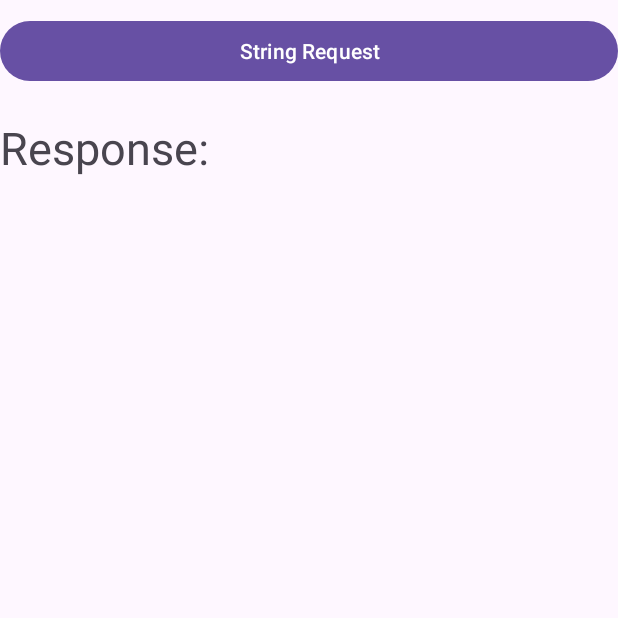
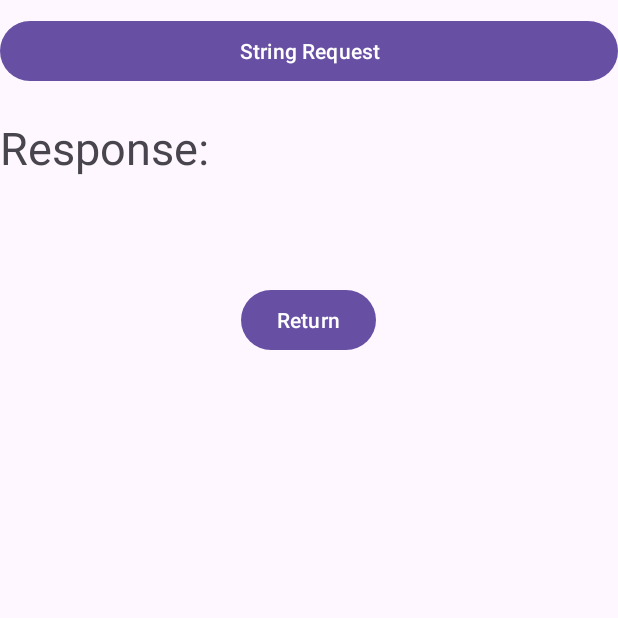
Before and after one commit to carterscott344/309-BashZones, an Android app: the StringReqActivity screen opened directly, with no data from a screen before it, on a phone screen of 412 x 824 dp, the top half of it. Run offline under Robolectric (Android 15) with nearby library versions, the phone set to English and light mode, and no system bars; our stand-ins replace Volley.

Commit message:
Modified given example

```diff
--- a/Experiments/cas375/MiniAssignment1/tutorials-android_unit2_1_volley/AndroidExample/app/src/main/res/layout/activity_string_req.xml
+++ b/Experiments/cas375/MiniAssignment1/tutorials-android_unit2_1_volley/AndroidExample/app/src/main/res/layout/activity_string_req.xml
@@ -26,6 +26,15 @@
         android:layout_width="fill_parent"
         android:layout_height="wrap_content"
         android:layout_marginTop="25dp"
-        android:text="" />
+        android:text=""
+        android:textColor="#664FA3"
+        android:textSize="34sp" />
+
+    <Button
+        android:id="@+id/btnReturn"
+        android:layout_width="wrap_content"
+        android:layout_height="wrap_content"
+        android:layout_gravity="bottom|center"
+        android:text="Return" />
 
 </androidx.appcompat.widget.LinearLayoutCompat>
```
Also changed, not shown: Experiments/cas375/MiniAssignment1/tutorials-android_unit2_1_volley/AndroidExample/app/src/main/java/com/example/androidexample/StringReqActivity.java (+35 -3 lines).
